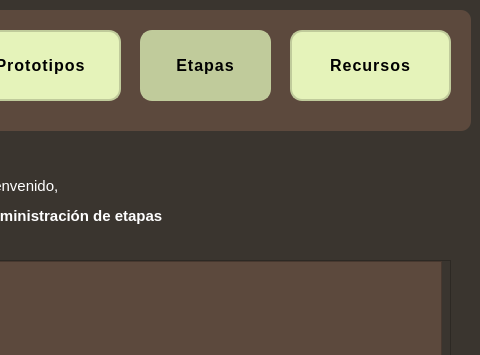
The window that V_Et.ui (julinavas14/trabajo_programacion_sql) describes before a commit, drawn with Qt 5; both pictures show x 400 to 880 and y 0 to 355 of the 880 by 661 pixel window.
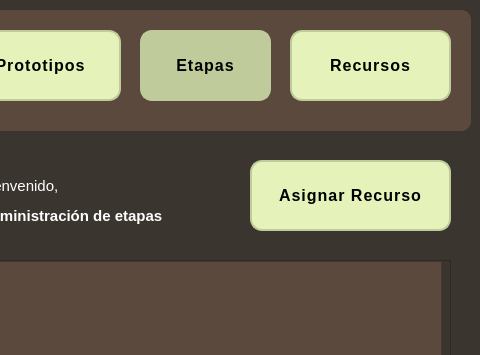
The same window after the commit. Icons and pictures are not drawn.

Commit message: ventana recursos, añadir y eliminar recursos hecho

What changed in the file:
```diff
--- a/V_Et.ui
+++ b/V_Et.ui
@@ -380,6 +380,31 @@
      </widget>
     </widget>
    </widget>
+   <widget class="QPushButton" name="addetapa">
+    <property name="geometry">
+     <rect>
+      <x>650</x>
+      <y>160</y>
+      <width>201</width>
+      <height>71</height>
+     </rect>
+    </property>
+    <property name="styleSheet">
+     <string notr="true">    background-color: #e5f3ba;
+    border: 2px solid rgb(192, 203, 155);
+    border-radius: 12px;
+    padding: 12px 20px;
+    font-family: 'Open Sans', Arial, sans-serif;
+    font-size: 16px;
+    font-weight: 600;
+    letter-spacing: 1px;
+    text-transform: uppercase;
+	color:black;</string>
+    </property>
+    <property name="text">
+     <string>Asignar Recurso</string>
+    </property>
+   </widget>
   </widget>
  </widget>
  <resources/>
```
The commit also changes 4 other files.
